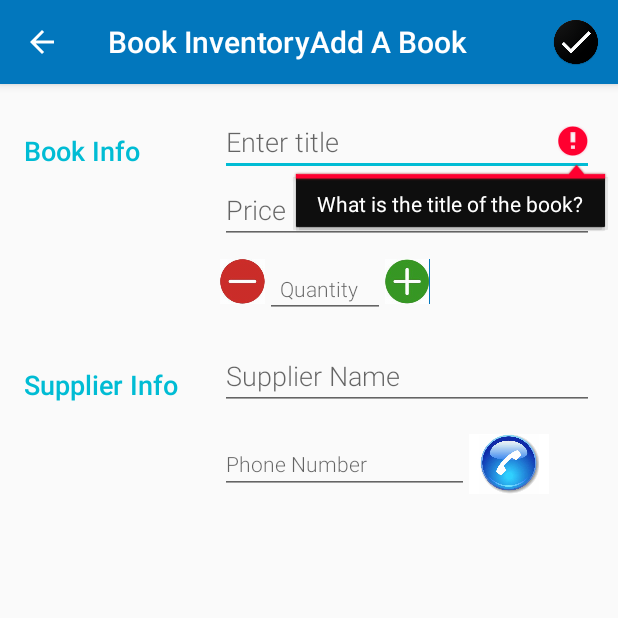
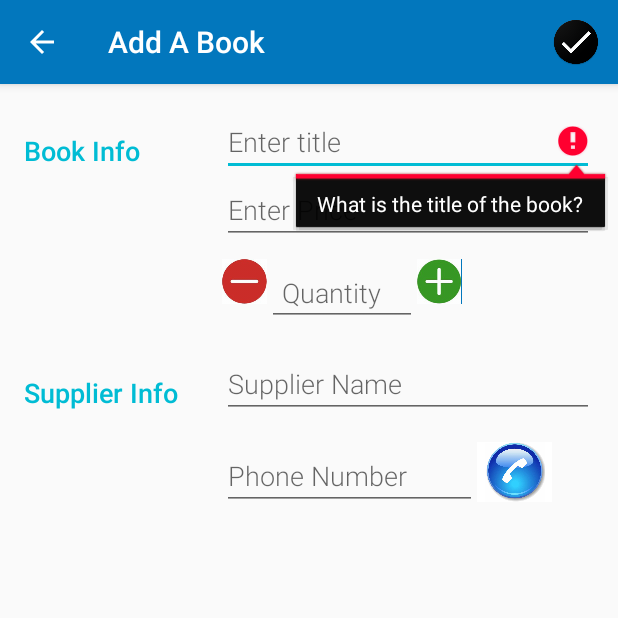
Before and after one commit to minervam/InventoryApp, an Android app: the EditorActivity screen opened directly, with no data from a screen before it, after a tap on "Save", on a phone screen of 412 x 824 dp, the top half of it. Run offline under Robolectric (Android 15) with nearby library versions, the phone set to English and light mode, and no system bars.

Commit message:
Submitted Project for Code Review

```diff
--- a/app/build.gradle
+++ b/app/build.gradle
@@ -20,7 +20,6 @@ android {
 
 dependencies {
     implementation fileTree(dir: 'libs', include: ['*.jar'])
-    implementation 'com.android.support:appcompat-v7:27.1.1'
     implementation 'com.android.support.constraint:constraint-layout:1.1.2'
     implementation 'com.android.support:recyclerview-v7:27.1.1'
     implementation 'com.android.support:design:27.1.1'
--- a/app/src/main/java/com/example/android/inventoryapp/EditorActivity.java
+++ b/app/src/main/java/com/example/android/inventoryapp/EditorActivity.java
@@ -85,8 +85,8 @@ public class EditorActivity extends AppCompatActivity implements
      * Variables to hold data from input fields
      */
     private String title;
-    private double price;
-    private int quantity;
+    private String price;
+    private String quantity;
     private String supplierName;
     private String supplierPhone;
 
@@ -119,14 +119,14 @@ public class EditorActivity extends AppCompatActivity implements
         // creating a new book.
         if (mCurrentBookUri == null) {
             // This is a new book, so change the app bar to say "Add a Book"
-            setTitle(getTitle() + getString(R.string.editor_activity_title_new_book));
+            setTitle(getString(R.string.editor_activity_title_new_book));
 
             // Invalidate the options menu, so the "Delete" menu option can be hidden.
             // (It doesn't make sense to delete a book that hasn't been created yet.)
             invalidateOptionsMenu();
         } else {
             // Otherwise this is an existing book, so change app bar to say "Edit Book"
-            setTitle(getTitle() + getString(R.string.editor_activity_title_edit_book));
+            setTitle(getString(R.string.editor_activity_title_edit_book));
 
             // Initialized a loader to read the book data from the database
             // Displays the current values in the editor
@@ -327,11 +327,11 @@ public class EditorActivity extends AppCompatActivity implements
 
     //Method to get inputs and validate them
     public boolean getEditorInputs() {
-        String title = mTitleEditText.getText().toString().trim();
-        String price = mPriceEditText.getText().toString().trim();
-        String quantity = mQuantityEditText.getText().toString().trim();
-        String supplierName = mSupplierNameEditText.getText().toString().trim();
-        String supplierPhone = mSupplierPhoneEditText.getText().toString().trim();
+        title = mTitleEditText.getText().toString().trim();
+        price = mPriceEditText.getText().toString().trim();
+        quantity = mQuantityEditText.getText().toString().trim();
+        supplierName = mSupplierNameEditText.getText().toString().trim();
+        supplierPhone = mSupplierPhoneEditText.getText().toString().trim();
 
         if (TextUtils.isEmpty(title)) {
             mTitleEditText.requestFocus();
@@ -339,7 +339,7 @@ public class EditorActivity extends AppCompatActivity implements
             return false;
         }
 
-        if (TextUtils.isEmpty(price)) {
+       if (TextUtils.isEmpty(price)) {
             mPriceEditText.setError(getString(R.string.missing_book_price));
             mPriceEditText.requestFocus();
             return false;
--- a/app/src/main/java/com/example/android/inventoryapp/InventoryActivity.java
+++ b/app/src/main/java/com/example/android/inventoryapp/InventoryActivity.java
@@ -47,7 +47,7 @@ public class InventoryActivity extends AppCompatActivity implements
         });
 
         // Find the ListView which will be populated with the book data
-        ListView bookListView = findViewById(R.id.list);
+        ListView bookListView = findViewById(R.id.list_inventory);
 
         // Find and set empty view on the ListView, so that it only shows when the list has 0 items.
         View emptyView = findViewById(R.id.empty_view);
@@ -86,7 +86,7 @@ public class InventoryActivity extends AppCompatActivity implements
     private void insertBook() {
         ContentValues values = new ContentValues();
         values.put(BookEntry.COLUMN_BOOK_NAME, "The Adventures of Sherlock Holmes");
-        values.put(BookEntry.COLUMN_BOOK_PRICE, "9.99");
+        values.put(BookEntry.COLUMN_BOOK_PRICE, "12");
         values.put(BookEntry.COLUMN_BOOK_QUANTITY, 5);
         values.put(BookEntry.COLUMN_SUPPLIER_NAME, "West Coast Supplier");
         values.put(BookEntry.COLUMN_SUPPLIER_PHONE, "1-800-123-4569");
--- a/app/src/main/java/com/example/android/inventoryapp/data/BookDbHelper.java
+++ b/app/src/main/java/com/example/android/inventoryapp/data/BookDbHelper.java
@@ -19,7 +19,7 @@ public class BookDbHelper extends SQLiteOpenHelper {
     /**
      * Database version. If you change the database schema, then increment the database version.
      */
-    private static final int DATABASE_VERSION = 5;
+    private static final int DATABASE_VERSION = 1;
 
     private static final String SQL_DELETE_BOOKS_ENTRIES =
             "DROP TABLE IF EXISTS " + BookEntry.TABLE_NAME;
--- a/app/src/main/res/layout-v21/list_item.xml
+++ b/app/src/main/res/layout-v21/list_item.xml
@@ -22,7 +22,7 @@
 
         <TextView
             android:id="@+id/title"
-            style="@style/ListViewProduct"
+            style="@style/BookListView"
             tools:text="@string/book_title" />
 
         <TextView
@@ -34,7 +34,7 @@
 
     <TextView
         android:id="@+id/quantity"
-        style="@style/ListViewStock"
+        style="@style/QuantityListView"
         tools:text="99" />
 
     <ImageButton
--- a/app/src/main/res/layout/activity_editor.xml
+++ b/app/src/main/res/layout/activity_editor.xml
@@ -15,7 +15,7 @@
 
         <!-- Label -->
         <TextView
-            style="@style/CategoryStyle"
+            style="@style/SectionStyle"
             android:text="@string/book_info" />
 
         <!-- Input fields -->
@@ -24,7 +24,7 @@
             android:layout_height="wrap_content"
             android:layout_weight="2"
             android:orientation="vertical"
-            android:paddingLeft="4dp">
+            android:paddingLeft="@dimen/dimen_5dp">
 
             <!-- Book Title field -->
             <EditText
@@ -50,24 +50,19 @@
                 <ImageButton
                     android:id="@+id/button_decrease"
                     style="@style/QuantityAdjustmentStyle"
-                    android:scaleType="centerInside"
                     android:src="@drawable/minus_button" />
 
                 <EditText
                     android:id="@+id/edit_book_quantity"
                     style="@style/QuantityFieldStyle"
                     android:layout_toRightOf="@id/button_decrease"
-                    android:hint="@string/hint_book_quantity"
-                    android:inputType="number"
-                    android:padding="@dimen/dimen_10dp" />
+                    android:hint="@string/hint_book_quantity" />
 
                 <ImageButton
                     android:id="@+id/button_increase"
                     style="@style/QuantityAdjustmentStyle"
                     android:layout_toRightOf="@id/edit_book_quantity"
-                    android:scaleType="centerInside"
                     android:src="@drawable/add_button" />
-
             </RelativeLayout>
         </LinearLayout>
     </LinearLayout>
@@ -81,7 +76,7 @@
 
         <!-- Label -->
         <TextView
-            style="@style/CategoryStyle"
+            style="@style/SectionStyle"
             android:text="@string/supplier_info" />
 
         <!-- Input fields -->
@@ -90,7 +85,7 @@
             android:layout_height="wrap_content"
             android:layout_weight="2"
             android:orientation="vertical"
-            android:paddingLeft="4dp">
+            android:paddingLeft="@dimen/dimen_5dp">
 
             <!-- Supplier Name field -->
             <EditText
@@ -110,17 +105,12 @@
                 <EditText
                     android:id="@+id/edit_supplier_phone"
                     style="@style/PhoneFieldStyle"
-                    android:layout_width="166dp"
-                    android:hint="@string/hint_supplier_phone"
-                    android:inputType="textCapWords" />
+                    android:hint="@string/hint_supplier_phone" />
 
                 <ImageButton
                     android:id="@+id/button_phone"
-                    android:layout_width="53dp"
-                    android:layout_height="40dp"
+                    style="@style/PhoneButtonStyle"
                     android:contentDescription="@string/phone_button"
-                    android:scaleType="centerInside"
-                    android:background="@color/fabColor"
                     android:src="@drawable/phone_button" />
             </LinearLayout>
         </LinearLayout>
--- a/app/src/main/res/values/colors.xml
+++ b/app/src/main/res/values/colors.xml
@@ -18,7 +18,10 @@
     <!-- Color for the floating action button -->
     <color name="fabColor">#FFFFFF</color>
 
+    <!-- Color for the background of the phone button -->
+    <color name="phoneButtonBackground">#FFFFFF</color>
+
     <!-- Color for the list background -->
-    <color name="list_background">#F2F6c3</color>
+    <color name="list_background">#F2F6C3</color>
 
 </resources>
--- a/app/src/main/res/values/styles.xml
+++ b/app/src/main/res/values/styles.xml
@@ -14,8 +14,8 @@
         <item name="colorAccent">@color/colorAccent</item>
     </style>
 
-    <!-- Style for a category in the editor -->
-    <style name="CategoryStyle">
+    <!-- Style for a section in the editor -->
+    <style name="SectionStyle">
         <item name="android:layout_height">wrap_content</item>
         <item name="android:layout_width">0dp</item>
         <item name="android:layout_weight">1</item>
@@ -25,7 +25,7 @@
         <item name="android:textAppearance">?android:textAppearanceMedium</item>
     </style>
 
-    <!-- Style for an EditText field in the editor -->
+    <!-- Style for an EditText field for Title, Price and Supplier Name in the editor -->
     <style name="EditorFieldStyle">
         <item name="android:layout_height">wrap_content</item>
         <item name="android:layout_width">wrap_content</item>
@@ -36,47 +36,60 @@
     <!-- Style for an EditText field for Quantity in the editor -->
     <style name="QuantityFieldStyle">
         <item name="android:layout_height">wrap_content</item>
-        <item name="android:layout_width">@dimen/dimen_80dp</item>
+        <item name="android:layout_width">@dimen/dimen_100dp</item>
         <item name="android:fontFamily" tools:ignore="NewApi">sans-serif-light</item>
-        <item name="android:textAppearance">?android:textAppearanceSmall</item>
+        <item name="android:textAppearance">?android:textAppearanceMedium</item>
+        <item name="android:inputType">number</item>
+        <item name="android:padding">@dimen/dimen_10dp</item>
     </style>
 
+    <!-- Style for the Quantity Buttons -->
     <style name="QuantityAdjustmentStyle">
         <item name="android:layout_width">@dimen/dimen_30dp</item>
         <item name="android:layout_height">@dimen/dimen_30dp</item>
         <item name="android:background">@color/colorPrimary</item>
+        <item name="android:scaleType">centerInside</item>
     </style>
 
     <!-- Style for an EditText field for Phone Number in the editor -->
     <style name="PhoneFieldStyle">
         <item name="android:layout_height">wrap_content</item>
-        <item name="android:layout_width">@dimen/dimen_80dp</item>
+        <item name="android:layout_width">@dimen/dimen_170dp</item>
         <item name="android:fontFamily" tools:ignore="NewApi">sans-serif-light</item>
-        <item name="android:textAppearance">?android:textAppearanceSmall</item>
+        <item name="android:textAppearance">?android:textAppearanceMedium</item>
+        <item name="android:inputType">phone</item>
+    </style>
+
+
+    <!-- Style for an Phone Button in the editor -->
+    <style name="PhoneButtonStyle">
+        <item name="android:layout_height">@dimen/dimen_40dp</item>
+        <item name="android:layout_width">@dimen/dimen_50dp</item>
+        <item name="android:scaleType">centerInside</item>
+        <item name="android:background">@color/phoneButtonBackground</item>
     </style>
 
     <!-- ListView Styles -->
-
-    <style name="GENListView">
+    <style name="GeneralListView">
         <item name="android:layout_width">wrap_content</item>
         <item name="android:layout_height">wrap_content</item>
         <item name="android:textColor">@color/colorPrimary</item>
         <item name="android:textSize">@dimen/textsize_small</item>
     </style>
 
-    <style name="ListViewProduct" parent="GENListView">
+    <style name="BookListView" parent="GeneralListView">
         <item name="android:textColor">@color/editorColorPrimary</item>
         <item name="android:maxLines">2</item>
         <item name="android:ellipsize">end</item>
     </style>
 
-    <style name="ListViewProductDetails" parent="GENListView">
+    <style name="ListViewProductDetails" parent="GeneralListView">
         <item name="android:textColor">@color/colorAccent</item>
         <item name="android:layout_width">wrap_content</item>
         <item name="android:layout_height">wrap_content</item>
     </style>
 
-    <style name="ListViewStock">
+    <style name="QuantityListView">
         <item name="android:layout_width">@dimen/dimen_0dp</item>
         <item name="android:layout_height">@dimen/list_item_height</item>
         <item name="android:layout_weight">0.6</item>
```
Also changed, not shown: app/src/main/java/com/example/android/inventoryapp/data/BookProvider.java (+3 -4 lines), app/src/main/res/layout/activity_inventory.xml (+5 -4 lines), app/src/main/res/layout/list_item.xml (+3 -4 lines), app/src/main/res/values/dimens.xml (+1 -30 lines), app/src/main/res/values/strings.xml (+42 -66 lines), app/src/main/res/drawable-hdpi/dollar_icon.png (deleted), app/src/main/res/drawable-mdpi/dollar_icon.png (deleted), app/src/main/res/drawable-xhdpi/dollar_icon.png (deleted), app/src/main/res/drawable-xxhdpi/dollar_icon.png (deleted), app/src/main/res/drawable-xxxhdpi/dollar_icon.png (deleted).
